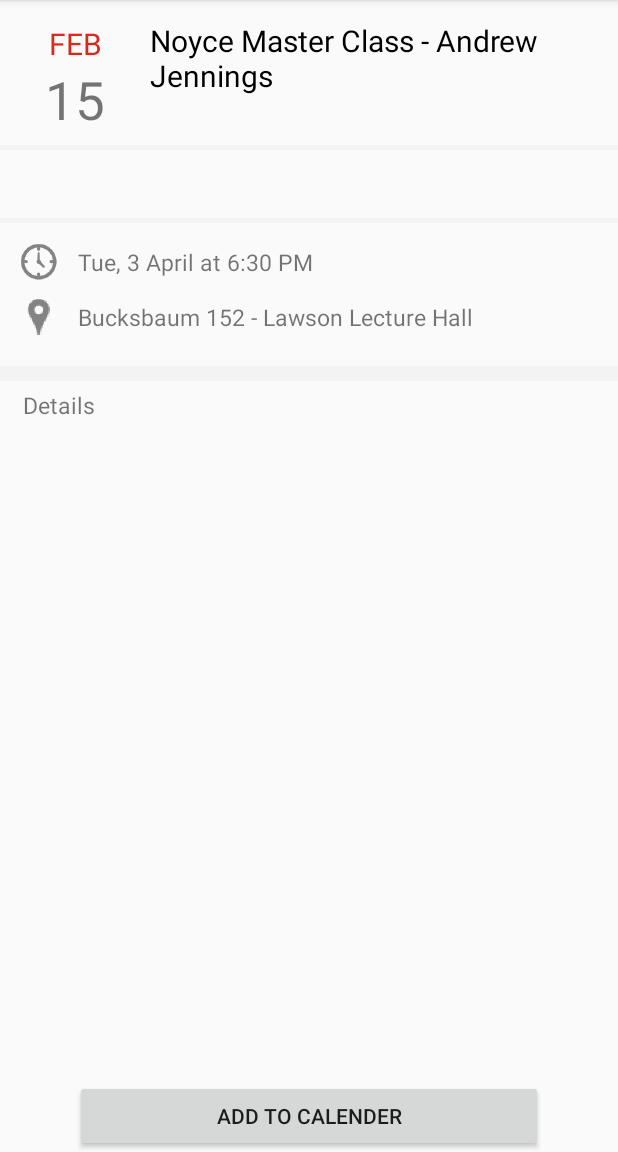
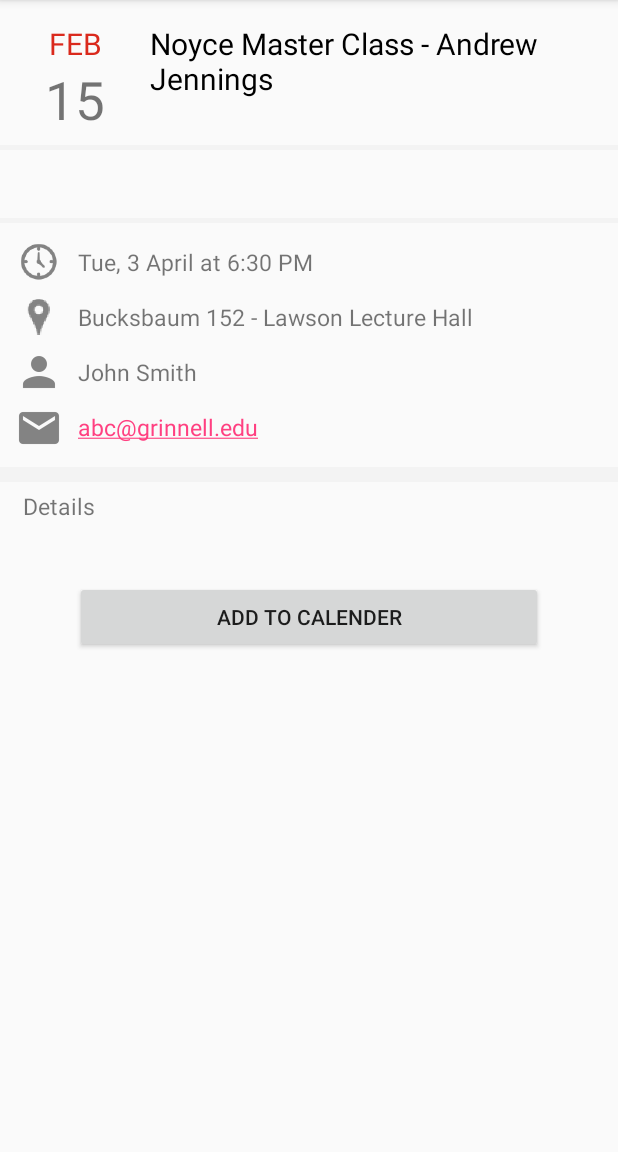
Before and after one commit to GrinnellAppDev/Events-Android, an Android app: the screen it shows after launch (IndividualEventActivity), on a phone screen of 412 x 824 dp, the part 84-1236 px from its top. Run offline under Robolectric (Android 15) with nearby library versions, the phone set to English and light mode, and no system bars.

Commit message:
Added email field for contacts. Added person name in contacts as well

```diff
--- a/app/build.gradle
+++ b/app/build.gradle
@@ -26,4 +26,5 @@ dependencies {
     testImplementation 'junit:junit:4.12'
     androidTestImplementation 'com.android.support.test:runner:1.0.1'
     androidTestImplementation 'com.android.support.test.espresso:espresso-core:3.0.1'
+    compile group: 'org.jsoup', name: 'jsoup', version: '1.8.3'
 }
--- a/app/src/main/java/edu/grinnell/appdev/events/Event.java
+++ b/app/src/main/java/edu/grinnell/appdev/events/Event.java
@@ -12,6 +12,8 @@ public class Event {
     private String location;
     private Date startTime;
     private Date endTime;
+    private String email;
+
 
 
     public void setTitle(String title) {this.title = title;}
@@ -24,6 +26,8 @@ public class Event {
 
     public void setLocation(String location) { this.location = location; }
 
+    public void setEmail(String email) {this.email = email;}
+
     public Date getStartTime() {return this.startTime;}
 
     public Date getEndTime() {return this.endTime;}
@@ -34,4 +38,6 @@ public class Event {
 
     public String getLocation() { return location; }
 
+    public String getEmail() { return email; }
+
 }
--- a/app/src/main/java/edu/grinnell/appdev/events/RecyclerViewAdapter.java
+++ b/app/src/main/java/edu/grinnell/appdev/events/RecyclerViewAdapter.java
@@ -5,6 +5,7 @@ import android.content.Context;
 import android.content.Intent;
 import android.os.Bundle;
 import android.support.v7.widget.RecyclerView;
+import android.util.Log;
 import android.view.LayoutInflater;
 import android.view.View;
 import android.view.ViewGroup;
@@ -33,7 +34,11 @@ public class RecyclerViewAdapter extends RecyclerView.Adapter<RecyclerViewAdapte
     public void onBindViewHolder(ViewHolder holder, final int position) {
 
         final Event eventData = eventList.get(position);
+        if (eventData.getStartTime() == null){
+            Log.d("Title", eventData.getTitle());
+            Log.d("location", eventData.getLocation());
 
+        }
         String month = new SimpleDateFormat("MMM").format(eventData.getStartTime());
         String day = new SimpleDateFormat("dd").format(eventData.getStartTime());
         String hour = new SimpleDateFormat("hh").format(eventData.getStartTime());
--- a/app/src/main/res/layout/activity_individual_event.xml
+++ b/app/src/main/res/layout/activity_individual_event.xml
@@ -39,7 +39,7 @@
         android:layout_width="wrap_content"
         android:layout_height="wrap_content"
         android:layout_toRightOf="@id/llDate"
-        android:layout_marginTop="13dp"
+        android:layout_marginTop="15dp"
         android:textSize="20sp"
         android:textColor="@color/colorBlack"
         android:text="Noyce Master Class - Andrew Jennings"/>
@@ -63,7 +63,7 @@
 
     <RelativeLayout
         android:layout_width="match_parent"
-        android:layout_height="75dp"
+        android:layout_height="wrap_content"
         android:layout_below="@+id/bottom_bar"
         android:layout_marginTop="10dp"
         android:layout_marginBottom="10dp"
@@ -108,6 +108,47 @@
             android:layout_marginLeft="10dp"
             android:textSize="15sp"/>
 
+        <ImageView
+            android:id="@+id/Organizer"
+            android:layout_below="@+id/tvLocation"
+            android:layout_width="wrap_content"
+            android:layout_height="wrap_content"
+            android:layout_marginTop="10dp"
+            android:src="@drawable/ic_person"/>
+
+        <TextView
+            android:id="@+id/tvOrganizer"
+            android:layout_width="wrap_content"
+            android:layout_height="wrap_content"
+            android:layout_toRightOf="@id/Email"
+            android:layout_marginTop="15dp"
+            android:layout_below="@+id/tvLocation"
+            android:text="John Smith"
+            android:layout_marginLeft="10dp"
+            android:textSize="15sp"/>
+
+        <ImageView
+            android:id="@+id/Email"
+            android:layout_width="wrap_content"
+            android:layout_height="wrap_content"
+            android:layout_marginTop="5dp"
+            android:layout_below="@+id/Organizer"
+            android:src="@drawable/ic_email"/>
+
+        <TextView
+            android:id="@+id/tvEmail"
+            android:layout_width="wrap_content"
+            android:layout_height="wrap_content"
+            android:layout_toRightOf="@id/Email"
+            android:layout_marginTop="15dp"
+            android:layout_below="@+id/tvOrganizer"
+            android:text="abc@grinnell.edu"
+            android:autoLink="email"
+            android:layout_marginLeft="10dp"
+            android:textSize="15sp"/>
+
+
+
     </RelativeLayout>
 
     <TextView
@@ -118,7 +159,7 @@
 
 
     <LinearLayout
-        android:id="@+id/Content"
+        android:id="@+id/Description"
         android:layout_width="match_parent"
         android:layout_height="wrap_content"
         android:layout_below="@+id/Location-Time"
@@ -136,6 +177,7 @@
 
 
         <TextView
+            android:id="@+id/Content"
             android:layout_width="wrap_content"
             android:layout_height="wrap_content"
             android:layout_below = "@id/Details"
@@ -149,9 +191,10 @@
         android:id="@+id/Calender"
         android:layout_width="match_parent"
         android:layout_height="wrap_content"
-        android:layout_alignParentBottom="true"
         android:layout_marginLeft="50dp"
         android:layout_marginRight="50dp"
+        android:layout_marginTop="20dp"
+        android:layout_below="@id/Description"
         android:text="Add to Calender"/>
 
 
--- a/app/src/main/res/layout/event_row.xml
+++ b/app/src/main/res/layout/event_row.xml
@@ -72,6 +72,9 @@
         android:layout_below="@id/tvEventTime"
         android:textSize="15sp"
         android:text="Location"
+        android:ellipsize="end"
+        android:maxLines="1"
+        android:maxWidth="800dp"
         />
 
 </RelativeLayout>
```
Also changed, not shown: app/src/main/java/edu/grinnell/appdev/events/AsyncParser.java (+27 -5 lines), app/src/main/java/edu/grinnell/appdev/events/EventActivity.java (+6 -2 lines), app/src/main/res/drawable-hdpi/ic_email.png (added), app/src/main/res/drawable-hdpi/ic_person.png (added), app/src/main/res/drawable-mdpi/ic_email.png (added), app/src/main/res/drawable-mdpi/ic_person.png (added), app/src/main/res/drawable-xhdpi/ic_email.png (added), app/src/main/res/drawable-xhdpi/ic_person.png (added), app/src/main/res/drawable-xxhdpi/ic_email.png (added), app/src/main/res/drawable-xxhdpi/ic_person.png (added).
